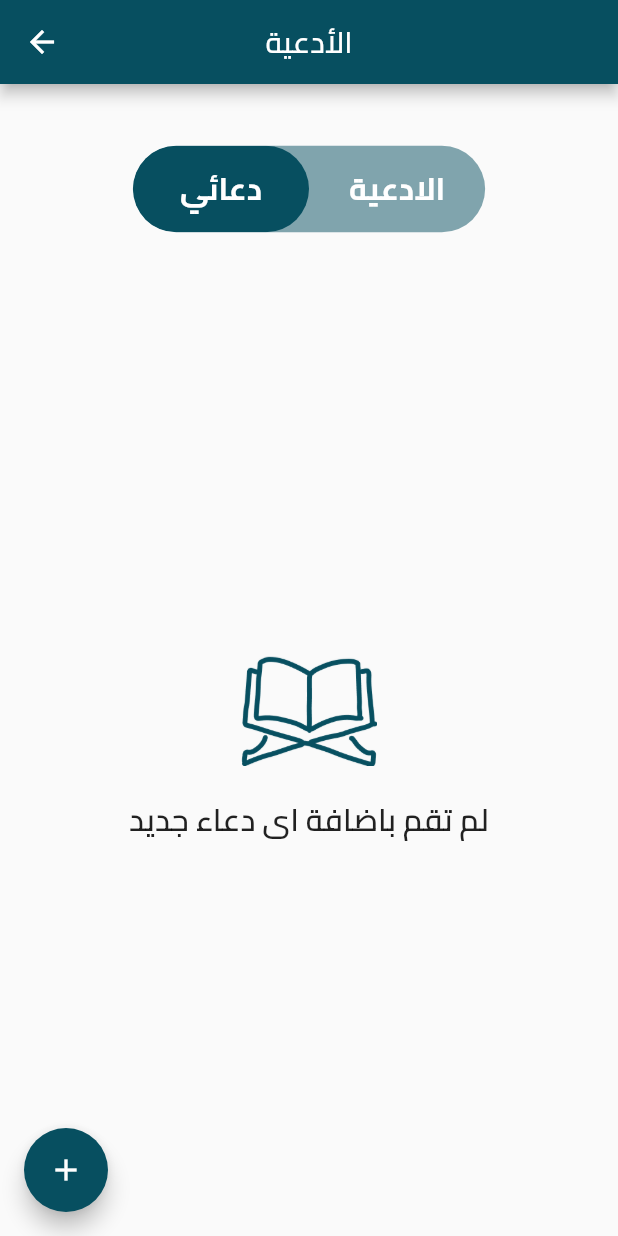
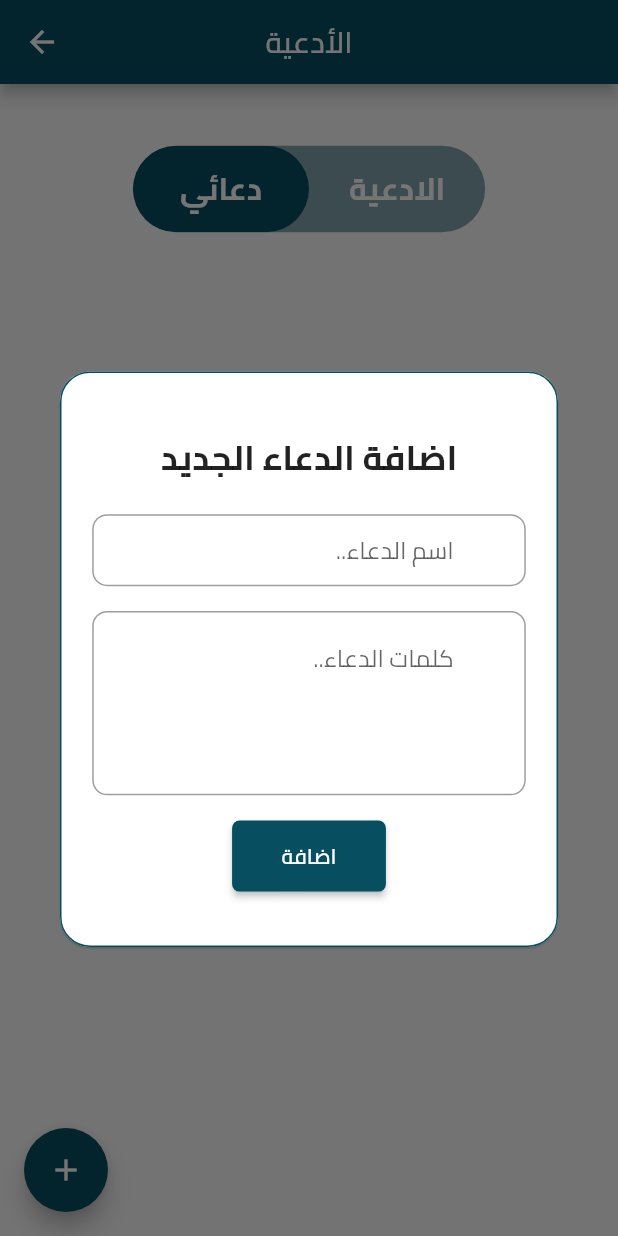
Before and after one commit to ZiadElsaadany/quran_project, a Flutter app: the DoaaView screen opened by its route, after a tap on the "add" icon, on a phone screen of 412 x 824 dp. Run offline on Flutter 3.47's test engine with Material 2 defaults, Android fonts, the phone set to English and light mode, and no system bars; our stand-ins replace awesome_dialog; network calls fail.

Commit message:
doaa model added

```diff
--- /dev/null
+++ b/lib/view/doaa/custom_floating_action_button.dart
@@ -0,0 +1,127 @@
+
+import 'package:flutter/cupertino.dart';
+import 'package:flutter/material.dart';
+import 'package:quran_project/constant/size_constant.dart';
+import 'package:quran_project/view/widgets/custom_elevated_button.dart';
+import 'package:quran_project/view/widgets/custom_text_field.dart';
+
+import '../../constant/color_constant.dart';
+import '../sebha/add_sebha.dart';
+
+class CustomFloatingActionButton extends StatelessWidget {
+  const CustomFloatingActionButton({Key? key}) : super(key: key);
+
+  @override
+  Widget build(BuildContext context) {
+    return FloatingActionButton(
+      backgroundColor:AppColorsConstant.primaryColor,
+      onPressed: (){
+AddSebha.showDialogFunction(
+
+    context,const DialogOfDoaaForm(
+
+) )   ;
+
+      } ,
+      child: const Icon(Icons.add),
+    );
+  }
+}
+
+
+
+class DialogOfDoaaForm extends StatefulWidget {
+   const DialogOfDoaaForm({Key? key}) : super(key: key);
+
+  @override
+  State<DialogOfDoaaForm> createState() => _DialogOfDoaaFormState();
+}
+
+class _DialogOfDoaaFormState extends State<DialogOfDoaaForm> {
+ final  GlobalKey<FormState> formKey = GlobalKey<FormState>();
+ AutovalidateMode autoValidateMode1 = AutovalidateMode.disabled;
+ AutovalidateMode autoValidateMode2 = AutovalidateMode.disabled;
+  @override
+  Widget build(BuildContext context) {
+    return Form(
+      key: formKey,
+      child: Column(
+        children: [
+           Text('اضافة الدعاء الجديد' ,
+            style: TextStyle(
+              fontWeight: FontWeight.bold,
+              fontSize: returnFontSizeMediaQuery(ctx: context, size: 0.028)
+            ),
+
+          ),
+          SizedBox(
+            height: returnHeightMediaQuery(ctx: context, size: 0.02),
+          ),
+          CustomTextFiled(
+
+            mxLines: 1,
+            validator: ( value) {
+              if(value==null || value.isEmpty) {
+                return 'ادخل اسم الدعاء';
+              }else{
+                return null;
+              }
+
+            },
+              hintText: 'اسم الدعاء..',
+            contentPadding: 0.002,
+            autovalidateMode: autoValidateMode1,
+
+          ),
+          SizedBox(
+            height: returnHeightMediaQuery(ctx: context, size: 0.02),
+          ),
+          CustomTextFiled(
+
+            mxLines: 3,
+            validator: ( value) {
+              if(value==null || value.isEmpty) {
+                return 'ادخل كلمات الدعاء';
+              }else{
+                return null;
+              }
+
+            },
+            autovalidateMode: autoValidateMode2,
+              hintText: 'كلمات الدعاء..',
+            contentPadding: 0.04,
+
+
+          ),
+          SizedBox(
+            height: returnHeightMediaQuery(ctx: context, size: 0.02),
+          ),
+          CustomElevatedButtonOfSebha(
+              widget: const Text('اضافة',
+              style: TextStyle(
+                color: Colors.white,
+                fontWeight: FontWeight.w600
+              ),
+              ),
+              horizontal: 0.08,
+              vertical: 0.013,
+              borderRadius: 5,
+            onPressed: () {
+                if(formKey.currentState!.validate()) {
+                  formKey.currentState!.save();
+                }else{
+
+                  autoValidateMode1 = AutovalidateMode.always;
+                  autoValidateMode2 =AutovalidateMode.always;
+                  setState(() {});
+                }
+
+
+            } ,
+          )
+        ],
+      ),
+
+    );
+  }
+}
--- a/lib/view/doaa/doaa_view.dart
+++ b/lib/view/doaa/doaa_view.dart
@@ -2,11 +2,10 @@
 
 import 'package:flutter/material.dart';
 import 'package:provider/provider.dart';
-import 'package:quran_project/constant/color_constant.dart';
 import 'package:quran_project/controller/providers/doaa_provider.dart';
-
 import 'package:quran_project/view/widgets/custom_App_bar.dart';
 
+import 'custom_floating_action_button.dart';
 import 'doaa_view_body.dart';
 
 class DoaaView extends StatelessWidget {
@@ -18,11 +17,8 @@ static const String id=  'doaa ';
       appBar: customAppBar(context, 'الأدعية'),
       body: const DoaaViewBody(),
       floatingActionButton:  Provider.of<DoaaProvider>(context).checkClick?
-           null : FloatingActionButton(
-        backgroundColor:AppColorsConstant.primaryColor,
-        onPressed: (){ } ,
-      child: const Icon(Icons.add),
-      ),
+           null : const CustomFloatingActionButton()
+      ,
       floatingActionButtonLocation: FloatingActionButtonLocation.startFloat,
     );
   }
--- a/lib/view/quran/names/names_quran_view_body.dart
+++ b/lib/view/quran/names/names_quran_view_body.dart
@@ -20,7 +20,9 @@ class NamedQuranViewBody extends StatelessWidget {
         textDirection: TextDirection.rtl,
         child: Column(
            children:  [
- CustomTextFiled(hintText: 'ابحث عن اسم السورة الذي تريدها..',
+ CustomTextFiled(
+     mxLines: 1,
+     hintText: 'ابحث عن اسم السورة الذي تريدها..',
 contentPadding: 0.014,
 icon: const Icon(Icons.search,color: AppColorsConstant.primaryColor,
 
--- a/lib/view/salah_timing/salah_timing_view.dart
+++ b/lib/view/salah_timing/salah_timing_view.dart
@@ -35,7 +35,7 @@ class _SalahTimingScreenState extends State<SalahTimingScreen> {
       appBar: customAppBar(context, 'مواعيد الصلاة'),
       body: Consumer<PrayingApi>(
           builder: (context,provider,_) {
-            return          provider.isGetTime ? const Center(child: CircularProgressIndicator(
+            return          provider.isGetTime  || provider.salahTime == null || provider.jsonRes.isEmpty? const Center(child: CircularProgressIndicator(
               color: AppColorsConstant.primaryColor,
             )): Padding(
               padding: const EdgeInsets.all(8.0),
--- a/lib/view/sebha/add_sebha.dart
+++ b/lib/view/sebha/add_sebha.dart
@@ -1,12 +1,10 @@
 import 'package:awesome_dialog/awesome_dialog.dart';
 import 'package:flutter/cupertino.dart';
 import 'package:flutter/material.dart';
-import 'package:quran_project/view/sebha/sebha_details/alert_form_new_sebha.dart';
 import '../../constant/color_constant.dart';
 import '../../constant/size_constant.dart';
-
 class AddSebha {
-  static showDialogFunction(context) {
+  static showDialogFunction(context, Widget widget) {
     return AwesomeDialog(
       borderSide: const BorderSide(
         color: AppColorsConstant.primaryColor,
@@ -23,7 +21,7 @@ class AddSebha {
           padding: EdgeInsets.symmetric(
               horizontal: returnWidthMediaQuery(ctx: context, size: 0.04),
               vertical: returnHeightMediaQuery(ctx: context, size: 0.025)),
-          child: const AlertForm()),
+          child:  widget),
       // btnOkOnPress: () {},
     ).show();
   }
--- a/lib/view/sebha/sebha_view_body.dart
+++ b/lib/view/sebha/sebha_view_body.dart
@@ -3,6 +3,7 @@ import 'package:provider/provider.dart';
 import 'package:quran_project/controller/providers/sebha_provider.dart';
 
 import 'package:quran_project/view/sebha/add_sebha.dart';
+import 'package:quran_project/view/sebha/sebha_details/alert_form_new_sebha.dart';
 import 'package:quran_project/view/sebha/sebha_details/sebha_details_view.dart';
 import 'package:quran_project/view/sebha/sebha_name_container.dart';
 
@@ -31,7 +32,7 @@ final List<String> sebhaList =
                Provider.of<SebhaProvider>(context,listen: false).changeArgs(index);
             index!=6 ? Navigator.pushNamed(context, SebhaDetailsView.id,
                arguments: index):
-               AddSebha.showDialogFunction(context);
+               AddSebha.showDialogFunction(context,const AlertSebhaForm());
              },
             child: SebhaNameContainer(
               txt: sebhaList[index],
--- a/lib/view/widgets/custom_text_field.dart
+++ b/lib/view/widgets/custom_text_field.dart
@@ -8,7 +8,7 @@ class CustomTextFiled extends StatelessWidget {
       {Key? key, required this.hintText, this.onChanged,
         this.icon=const SizedBox(), required this.contentPadding,
         this.validator,
-      this.autovalidateMode = AutovalidateMode.disabled
+      this.autovalidateMode = AutovalidateMode.disabled, required this.mxLines
       }) : super(key: key);
 final  String hintText;
 final void Function(String)? onChanged;
@@ -16,21 +16,25 @@ final Widget icon ;
 final double contentPadding;
 final String? Function(String?)? validator;
 AutovalidateMode  ? autovalidateMode ;
+final int mxLines;
 
   @override
   Widget build(BuildContext context) {
     return Directionality(
       textDirection: TextDirection.rtl,
       child: TextFormField(
+
+        maxLines: mxLines,
         validator:validator,
         cursorColor: AppColorsConstant.primaryColor,
         autovalidateMode: autovalidateMode,
         onChanged: onChanged,
         decoration: InputDecoration(
-contentPadding: EdgeInsets.all(MediaQuery.of(context).size.height*contentPadding),
+contentPadding: EdgeInsets.only(
+    top: MediaQuery.of(context).size.height*contentPadding),
             prefixIcon: icon,
             hintText: hintText,
-
+            hintTextDirection: TextDirection.rtl,
             border: OutlineInputBorder(
 
                 borderSide: const BorderSide(
@@ -44,7 +48,6 @@ contentPadding: EdgeInsets.all(MediaQuery.of(context).size.height*contentPadding
                 )
 
             ),
-
             enabledBorder:OutlineInputBorder(
 
                 borderSide: const BorderSide(
@@ -60,16 +63,16 @@ contentPadding: EdgeInsets.all(MediaQuery.of(context).size.height*contentPadding
             ),
 
             focusedBorder: OutlineInputBorder(
-
                 borderSide: const BorderSide(
 
-                    color: Colors.grey
+                    color: AppColorsConstant.primaryColor
 
                 ),
 
                 borderRadius: BorderRadius.circular(10)
 
-            )
+            ),
+
 
 
 
```
Also changed, not shown: lib/models/doaa_added_model.dart (added, +16 -0 lines), lib/view/salah_timing/widgets/news_salah.dart (+6 -1 lines), lib/view/sebha/sebha_details/alert_form_new_sebha.dart (+5 -4 lines).
